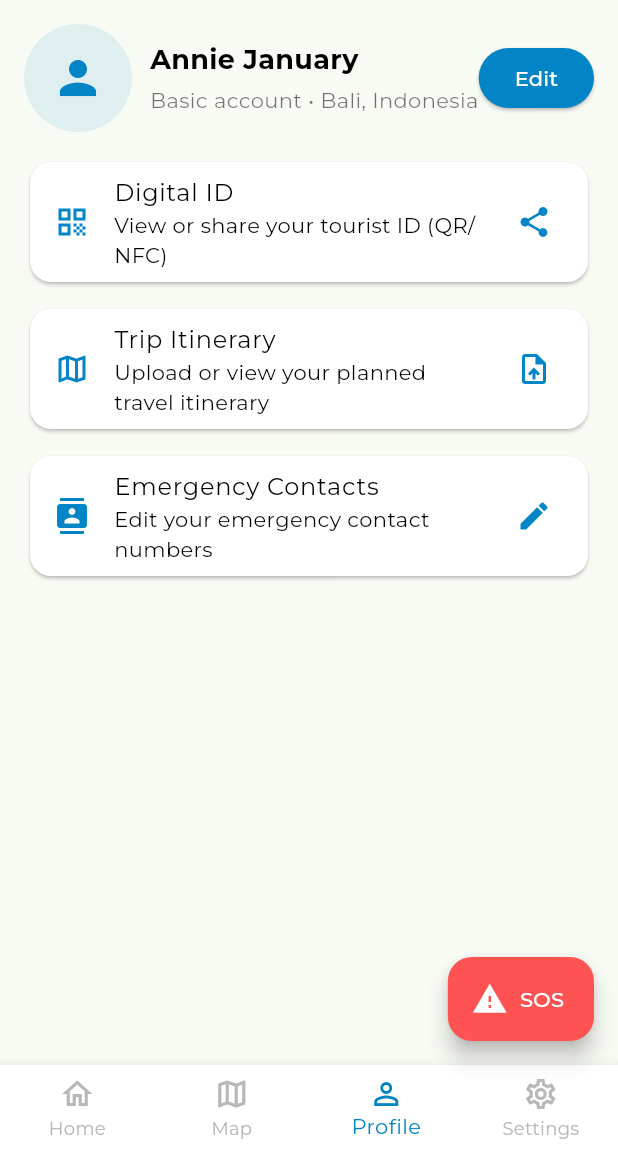
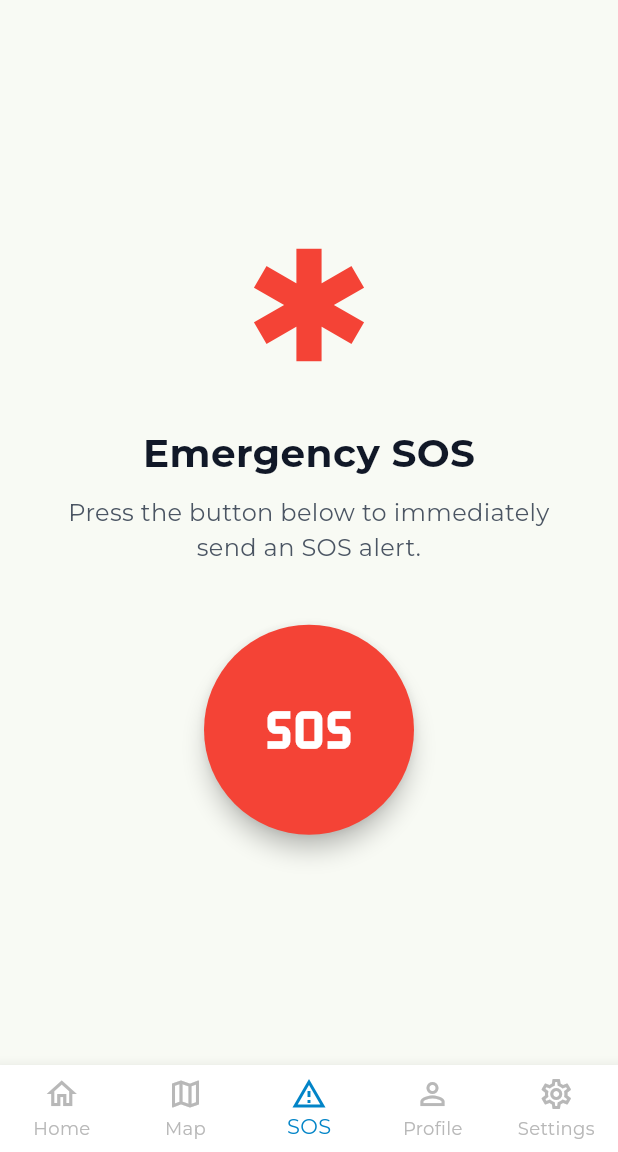
Before and after one commit to Awaneee/rakshapath, a Flutter app: the ClientHome screen opened by its route, item 3 of the bottom bar chosen, on a phone screen of 412 x 824 dp, the part 84-1236 px from its top. Run offline on Flutter 3.47's test engine with Material 3 defaults, Android fonts, the phone set to English and light mode, and no system bars.

Commit message:
added a sos page

```diff
--- a/lib/screens/client/client_home.dart
+++ b/lib/screens/client/client_home.dart
@@ -3,6 +3,7 @@ import 'client_screens/dashboard.dart';
 import 'client_screens/map_view.dart';
 import 'client_screens/profile.dart';
 import 'client_screens/settings.dart';
+import 'client_screens/sos_view.dart';
 
 class ClientHome extends StatefulWidget {
   @override
@@ -15,6 +16,7 @@ class _ClientHomeState extends State<ClientHome> {
   final List<Widget> _screens = [
     ClientHomeDashboard(),
     ClientMapView(),
+    ClientSOSView(),
     ClientProfile(),
     ClientSettings(),
   ];
@@ -25,7 +27,8 @@ class _ClientHomeState extends State<ClientHome> {
   Widget build(BuildContext context) {
     return Scaffold(
       appBar: AppBar(
-        title: Text('Rakshapath - Tourist', style: TextStyle(color: Colors.white)),
+        title:
+            Text('Rakshapath - Tourist', style: TextStyle(color: Colors.white)),
         iconTheme: IconThemeData(color: Colors.white),
         flexibleSpace: Container(
           decoration: BoxDecoration(
@@ -48,22 +51,16 @@ class _ClientHomeState extends State<ClientHome> {
         onTap: _onTap,
         type: BottomNavigationBarType.fixed,
         items: [
-          BottomNavigationBarItem(icon: Icon(Icons.home_outlined), label: 'Home'),
+          BottomNavigationBarItem(
+              icon: Icon(Icons.home_outlined), label: 'Home'),
           BottomNavigationBarItem(icon: Icon(Icons.map_outlined), label: 'Map'),
-          BottomNavigationBarItem(icon: Icon(Icons.person_outline), label: 'Profile'),
-          BottomNavigationBarItem(icon: Icon(Icons.settings_outlined), label: 'Settings'),
+          BottomNavigationBarItem(
+              icon: Icon(Icons.report_problem_outlined), label: 'SOS'),
+          BottomNavigationBarItem(
+              icon: Icon(Icons.person_outline), label: 'Profile'),
+          BottomNavigationBarItem(
+              icon: Icon(Icons.settings_outlined), label: 'Settings'),
         ],
-      ),
-      floatingActionButton: FloatingActionButton.extended(
-        onPressed: () {
-          // Quick SOS global action
-          ScaffoldMessenger.of(context).showSnackBar(
-            SnackBar(content: Text('Global SOS: Help is on the way!')),
-          );
-        },
-        label: Text('SOS'),
-        icon: Icon(Icons.warning),
-        backgroundColor: Colors.redAccent,
       ),
     );
   }
--- /dev/null
+++ b/lib/screens/client/client_screens/sos_view.dart
@@ -0,0 +1,69 @@
+import 'package:flutter/material.dart';
+
+class ClientSOSView extends StatelessWidget {
+  const ClientSOSView({super.key});
+
+  void _sendSOS(BuildContext context) {
+    // TODO: Hook this into your backend / API / SMS / call logic
+    ScaffoldMessenger.of(context).showSnackBar(
+      const SnackBar(
+        content: Text("🚨 SOS Sent! Help is on the way."),
+        backgroundColor: Colors.red,
+      ),
+    );
+  }
+
+  @override
+  Widget build(BuildContext context) {
+    return Scaffold(
+      body: Center(
+        child: Column(
+          mainAxisAlignment: MainAxisAlignment.center,
+          children: [
+            const Icon(
+              Icons.emergency,
+              color: Colors.red,
+              size: 100,
+            ),
+            const SizedBox(height: 30),
+            const Text(
+              "Emergency SOS",
+              style: TextStyle(
+                fontSize: 26,
+                fontWeight: FontWeight.bold,
+                color: Color(0xFF111827),
+              ),
+            ),
+            const SizedBox(height: 10),
+            const Padding(
+              padding: EdgeInsets.symmetric(horizontal: 30.0),
+              child: Text(
+                "Press the button below to immediately send an SOS alert.",
+                textAlign: TextAlign.center,
+                style: TextStyle(
+                  fontSize: 16,
+                  color: Color(0xFF4B5563),
+                ),
+              ),
+            ),
+            const SizedBox(height: 40),
+            ElevatedButton(
+              style: ElevatedButton.styleFrom(
+                backgroundColor: Colors.red,
+                shape: const CircleBorder(),
+                padding: const EdgeInsets.all(40),
+                elevation: 6,
+              ),
+              onPressed: () => _sendSOS(context),
+              child: const Icon(
+                Icons.sos,
+                size: 60,
+                color: Colors.white,
+              ),
+            ),
+          ],
+        ),
+      ),
+    );
+  }
+}
--- a/lib/screens/splash_screen.dart
+++ b/lib/screens/splash_screen.dart
@@ -158,7 +158,7 @@ class _SplashScreenState extends State<SplashScreen>
           key: const ValueKey('Welcome'),
           style: TextStyle(
             fontSize: 36,
-            fontWeight: FontWeight.w300,
+            fontWeight: FontWeight.w500,
             color: _textColor, // ✅ Use dark text color
             fontFamily: 'Montserrat',
           ),
```
